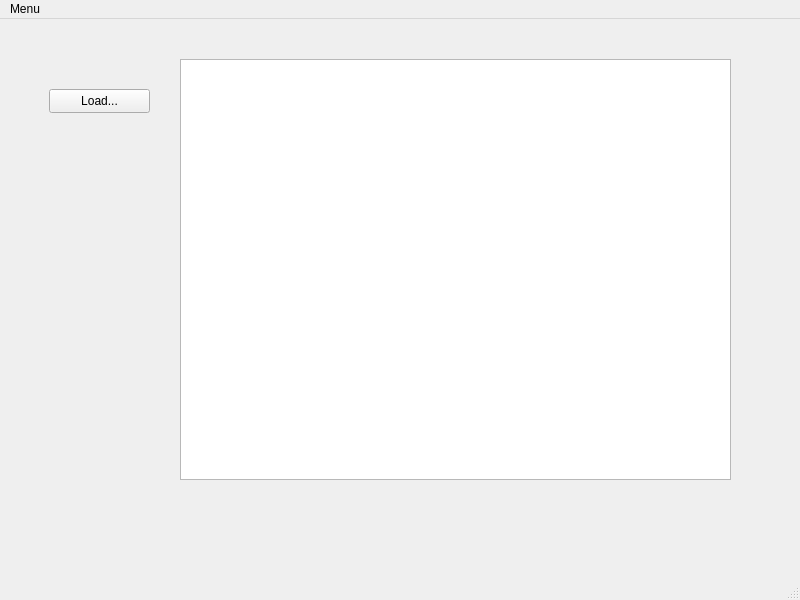
DamiBombara/TP-OptiLabel, file gui/form.ui: the form before one commit.
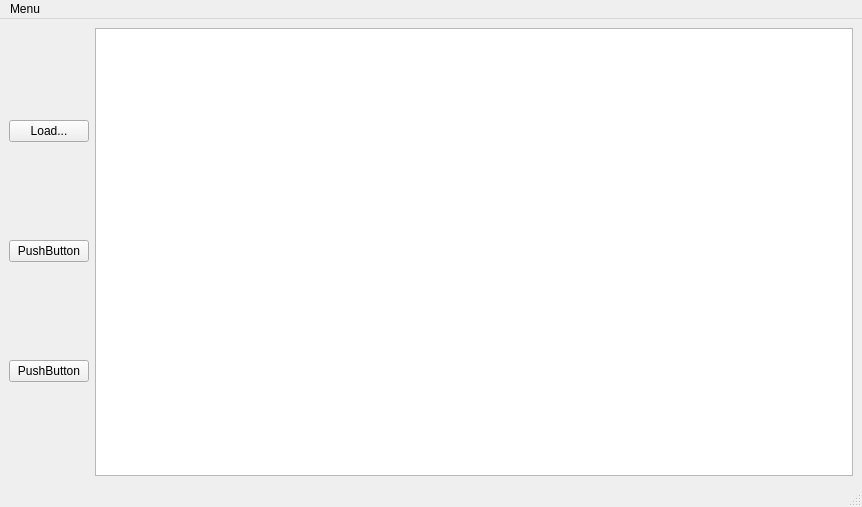
The form after the commit.

Commit message: Pridanie obrazkov, zakladny layout GUI, osetrenie pridanie duplicitneho obrazku

```diff
--- a/gui/form.ui
+++ b/gui/form.ui
@@ -6,44 +6,51 @@
    <rect>
     <x>0</x>
     <y>0</y>
-    <width>800</width>
-    <height>600</height>
+    <width>862</width>
+    <height>507</height>
    </rect>
   </property>
   <property name="windowTitle">
    <string>MainWindow</string>
   </property>
   <widget class="QWidget" name="centralwidget">
+   <layout class="QGridLayout" name="gridLayout" columnstretch="0,0,0" columnminimumwidth="0,0,0">
+    <item row="0" column="2">
+     <widget class="QListWidget" name="listWidget"/>
+    </item>
+    <item row="0" column="1">
+     <layout class="QVBoxLayout" name="verticalLayout">
+      <item>
    <widget class="QPushButton" name="load_img_button">
-    <property name="geometry">
-     <rect>
-      <x>49</x>
-      <y>70</y>
-      <width>101</width>
-      <height>24</height>
-     </rect>
-    </property>
     <property name="text">
      <string>Load...</string>
     </property>
    </widget>
-   <widget class="QListWidget" name="listWidget">
-    <property name="geometry">
-     <rect>
-      <x>180</x>
-      <y>40</y>
-      <width>551</width>
-      <height>421</height>
-     </rect>
-    </property>
-   </widget>
+      </item>
+      <item>
+       <widget class="QPushButton" name="pushButton_2">
+        <property name="text">
+         <string>PushButton</string>
+        </property>
+       </widget>
+      </item>
+      <item>
+       <widget class="QPushButton" name="pushButton">
+        <property name="text">
+         <string>PushButton</string>
+        </property>
+       </widget>
+      </item>
+     </layout>
+    </item>
+   </layout>
   </widget>
   <widget class="QMenuBar" name="menubar">
    <property name="geometry">
     <rect>
      <x>0</x>
      <y>0</y>
-     <width>800</width>
+     <width>862</width>
      <height>21</height>
     </rect>
    </property>
```
Lines whose indentation alone changed are shown as unchanged. The commit also changes 137 other files.
